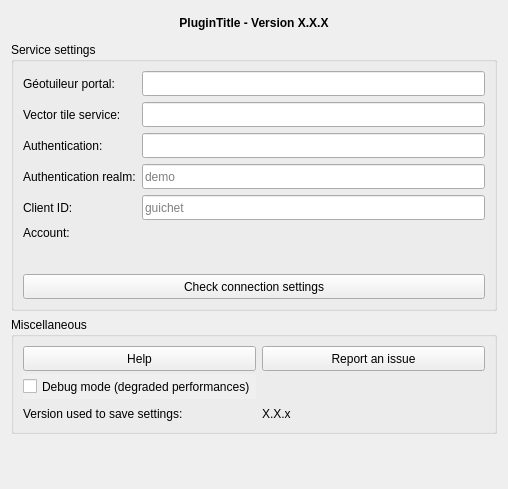
Before: the Qt Designer form vectiler/gui/dlg_settings.ui in JulesGrillot/plugin-qgis-geoplateforme, drawn with Qt 5.
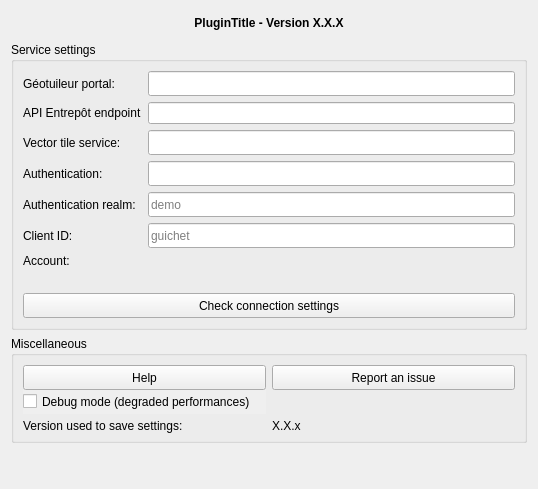
After: the same form once the commit is applied. Icons and pictures are not drawn. Custom widgets are drawn as their Qt base class.

Commit message: Ajout de l'url vers l'API entrepot et utilisation de l'API pour vérification de la connection

What changed in the file:
```diff
--- a/vectiler/gui/dlg_settings.ui
+++ b/vectiler/gui/dlg_settings.ui
@@ -6,7 +6,7 @@
    <rect>
     <x>0</x>
     <y>0</y>
-    <width>508</width>
+    <width>538</width>
     <height>489</height>
    </rect>
   </property>
@@ -72,7 +72,102 @@
       <string>Service settings</string>
      </property>
      <layout class="QGridLayout" name="gridLayout_2">
+      <item row="5" column="0">
+       <widget class="QLabel" name="lbl_auth_client_id">
+        <property name="minimumSize">
+         <size>
+          <width>50</width>
+          <height>0</height>
+         </size>
+        </property>
+        <property name="maximumSize">
+         <size>
+          <width>16777215</width>
+          <height>30</height>
+         </size>
+        </property>
+        <property name="text">
+         <string>Client ID:</string>
+        </property>
+       </widget>
+      </item>
       <item row="3" column="1">
+       <widget class="QLineEdit" name="lne_url_auth">
+        <property name="minimumSize">
+         <size>
+          <width>250</width>
+          <height>25</height>
+         </size>
+        </property>
+        <property name="maximumSize">
+         <size>
+          <width>1000</width>
+          <height>30</height>
+         </size>
+        </property>
+        <property name="inputMethodHints">
+         <set>Qt::ImhUrlCharactersOnly</set>
+        </property>
+       </widget>
+      </item>
+      <item row="2" column="1">
+       <widget class="QLineEdit" name="lne_url_service_vt">
+        <property name="minimumSize">
+         <size>
+          <width>250</width>
+          <height>25</height>
+         </size>
+        </property>
+        <property name="maximumSize">
+         <size>
+          <width>1000</width>
+          <height>30</height>
+         </size>
+        </property>
+        <property name="inputMethodHints">
+         <set>Qt::ImhUrlCharactersOnly</set>
+        </property>
+       </widget>
+      </item>
+      <item row="4" column="0">
+       <widget class="QLabel" name="lbl_auth_realm">
+        <property name="minimumSize">
+         <size>
+          <width>50</width>
+          <height>0</height>
+         </size>
+        </property>
+        <property name="maximumSize">
+         <size>
+          <width>16777215</width>
+          <height>30</height>
+         </size>
+        </property>
+        <property name="text">
+         <string>Authentication realm:</string>
+        </property>
+       </widget>
+      </item>
+      <item row="5" column="1">
+       <widget class="QLineEdit" name="lne_auth_client_id">
+        <property name="minimumSize">
+         <size>
+          <width>100</width>
+          <height>25</height>
+         </size>
+        </property>
+        <property name="maximumSize">
+         <size>
+          <width>1000</width>
+          <height>30</height>
+         </size>
+        </property>
+        <property name="placeholderText">
+         <string>guichet</string>
+        </property>
+       </widget>
+      </item>
+      <item row="4" column="1">
        <widget class="QLineEdit" name="lne_auth_realm">
         <property name="minimumSize">
          <size>
@@ -94,11 +189,11 @@
         </property>
        </widget>
       </item>
-      <item row="2" column="1">
-       <widget class="QLineEdit" name="lne_url_auth">
+      <item row="8" column="0" colspan="2">
+       <widget class="QPushButton" name="btn_check_connection">
         <property name="minimumSize">
          <size>
-          <width>250</width>
+          <width>150</width>
           <height>25</height>
          </size>
         </property>
@@ -108,12 +203,12 @@
           <height>30</height>
          </size>
         </property>
-        <property name="inputMethodHints">
-         <set>Qt::ImhUrlCharactersOnly</set>
+        <property name="text">
+         <string>Check connection settings</string>
         </property>
        </widget>
       </item>
-      <item row="6" column="0" colspan="2">
+      <item row="7" column="0" colspan="2">
        <spacer name="verticalSpacer_2">
         <property name="orientation">
          <enum>Qt::Vertical</enum>
@@ -126,22 +221,10 @@
         </property>
        </spacer>
       </item>
-      <item row="0" column="0">
-       <widget class="QLabel" name="lbl_url_geotuileur">
-        <property name="minimumSize">
-         <size>
-          <width>50</width>
-          <height>25</height>
-         </size>
-        </property>
-        <property name="maximumSize">
-         <size>
-          <width>16777215</width>
-          <height>30</height>
-         </size>
-        </property>
+      <item row="6" column="0">
+       <widget class="QLabel" name="lbl_account">
         <property name="text">
-         <string>Géotuileur portal:</string>
+         <string>Account:</string>
         </property>
        </widget>
       </item>
@@ -164,64 +247,7 @@
         </property>
        </widget>
       </item>
-      <item row="4" column="1">
-       <widget class="QLineEdit" name="lne_auth_client_id">
-        <property name="minimumSize">
-         <size>
-          <width>100</width>
-          <height>25</height>
-         </size>
-        </property>
-        <property name="maximumSize">
-         <size>
-          <width>1000</width>
-          <height>30</height>
-         </size>
-        </property>
-        <property name="placeholderText">
-         <string>guichet</string>
-        </property>
-       </widget>
-      </item>
-      <item row="7" column="0" colspan="2">
-       <widget class="QPushButton" name="btn_check_connection">
-        <property name="minimumSize">
-         <size>
-          <width>150</width>
-          <height>25</height>
-         </size>
-        </property>
-        <property name="maximumSize">
-         <size>
-          <width>1000</width>
-          <height>30</height>
-         </size>
-        </property>
-        <property name="text">
-         <string>Check connection settings</string>
-        </property>
-       </widget>
-      </item>
       <item row="2" column="0">
-       <widget class="QLabel" name="lbl_url_auth">
-        <property name="minimumSize">
-         <size>
-          <width>50</width>
-          <height>25</height>
-         </size>
-        </property>
-        <property name="maximumSize">
-         <size>
-          <width>16777215</width>
-          <height>30</height>
-         </size>
-        </property>
-        <property name="text">
-         <string>Authentication:</string>
-        </property>
-       </widget>
-      </item>
-      <item row="1" column="0">
        <widget class="QLabel" name="lbl_url_service_vt">
         <property name="minimumSize">
          <size>
@@ -240,12 +266,34 @@
         </property>
        </widget>
       </item>
+      <item row="6" column="1">
+       <widget class="QgsAuthConfigSelect" name="cbb_auth_config_select"/>
+      </item>
+      <item row="0" column="0">
+       <widget class="QLabel" name="lbl_url_geotuileur">
+        <property name="minimumSize">
+         <size>
+          <width>50</width>
+          <height>25</height>
+         </size>
+        </property>
+        <property name="maximumSize">
+         <size>
+          <width>16777215</width>
+          <height>30</height>
+         </size>
+        </property>
+        <property name="text">
+         <string>Géotuileur portal:</string>
+        </property>
+       </widget>
+      </item>
       <item row="3" column="0">
-       <widget class="QLabel" name="lbl_auth_realm">
+       <widget class="QLabel" name="lbl_url_auth">
         <property name="minimumSize">
          <size>
           <width>50</width>
-          <height>0</height>
+          <height>25</height>
          </size>
         </property>
         <property name="maximumSize">
@@ -255,57 +303,19 @@
          </size>
         </property>
         <property name="text">
-         <string>Authentication realm:</string>
+         <string>Authentication:</string>
         </property>
        </widget>
       </item>
-      <item row="4" column="0">
-       <widget class="QLabel" name="lbl_auth_client_id">
-        <property name="minimumSize">
-         <size>
-          <width>50</width>
-          <height>0</height>
-         </size>
-        </property>
-        <property name="maximumSize">
-         <size>
-          <width>16777215</width>
-          <height>30</height>
-         </size>
-        </property>
+      <item row="1" column="0">
+       <widget class="QLabel" name="lbl_url_api_entrepot">
         <property name="text">
-         <string>Client ID:</string>
+         <string>API Entrepôt endpoint</string>
         </property>
        </widget>
       </item>
       <item row="1" column="1">
-       <widget class="QLineEdit" name="lne_url_service_vt">
-        <property name="minimumSize">
-         <size>
-          <width>250</width>
-          <height>25</height>
-         </size>
-        </property>
-        <property name="maximumSize">
-         <size>
-          <width>1000</width>
-          <height>30</height>
-         </size>
-        </property>
-        <property name="inputMethodHints">
-         <set>Qt::ImhUrlCharactersOnly</set>
-        </property>
-       </widget>
-      </item>
-      <item row="5" column="1">
-       <widget class="QgsAuthConfigSelect" name="cbb_auth_config_select"/>
-      </item>
-      <item row="5" column="0">
-       <widget class="QLabel" name="lbl_account">
-        <property name="text">
-         <string>Account:</string>
-        </property>
-       </widget>
+       <widget class="QLineEdit" name="lne_url_api_entrepot"/>
       </item>
      </layout>
     </widget>
```
The commit also changes 3 other files.
